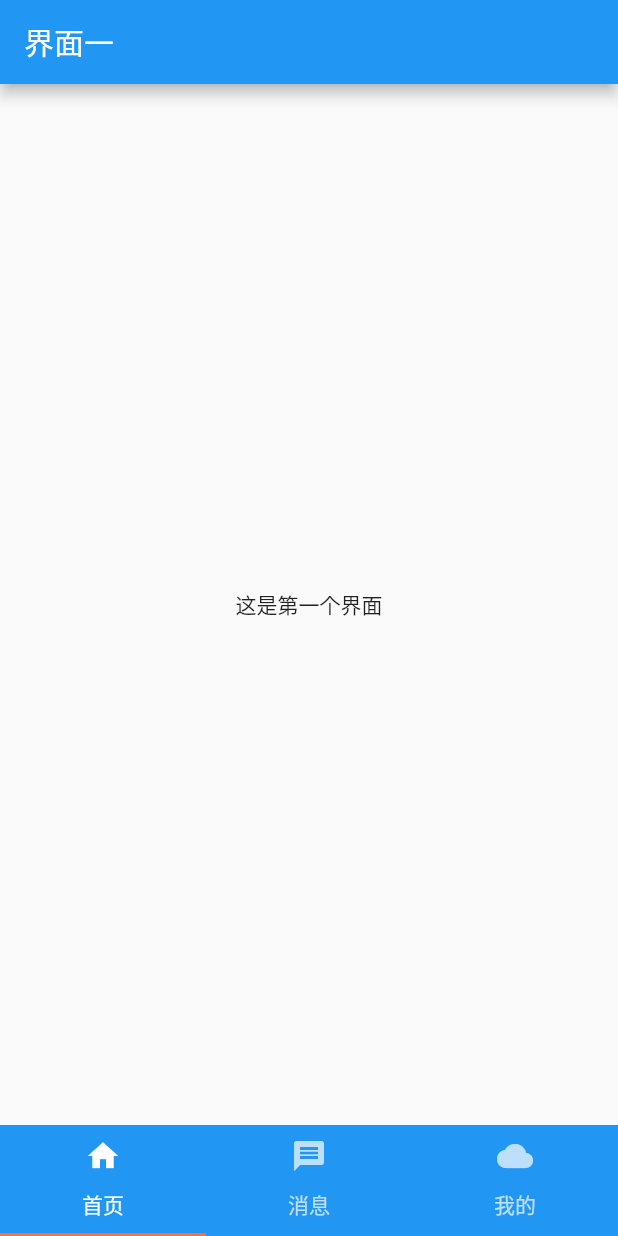
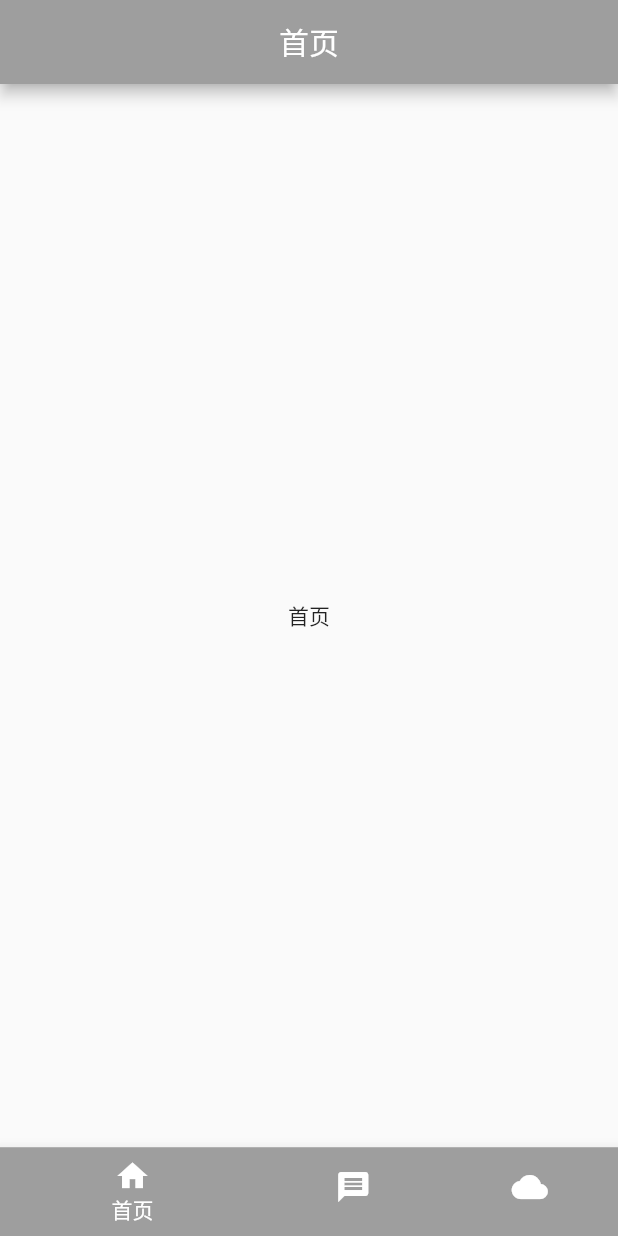
Before and after one commit to zhanglong233/FlutterDemo, a Flutter app: the screen it shows after launch, on a phone screen of 412 x 824 dp. Run offline on Flutter 3.47's test engine with Material 2 defaults, Android fonts, the phone set to English and light mode, and no system bars.

Commit message:
修改底部导航栏实现方式，增加侧边栏按钮

```diff
--- a/lib/main.dart
+++ b/lib/main.dart
@@ -12,9 +12,9 @@ class MyApp extends StatelessWidget {
     return new MaterialApp(
       title: 'Flutter Demo',
       theme: new ThemeData(
-        primarySwatch: Colors.blue,
+        //primarySwatch: Colors.blue,
         brightness: Brightness.light,
-        //primaryColor: Color(0xFF00796B),
+        primaryColor: Colors.grey,
         accentColor: Colors.deepOrangeAccent
       ),
       home: new MyHomePage(),
@@ -27,7 +27,67 @@ class MyHomePage extends StatefulWidget {
   _MyHomePageState createState() => new _MyHomePageState();
 }
 
-class _MyHomePageState extends State<MyHomePage> with SingleTickerProviderStateMixin{
+class _MyHomePageState extends State<MyHomePage> {
+
+  PageController pageController;
+  int page = 0;
+
+  @override
+  void initState() {
+    super.initState();
+    pageController = new PageController(initialPage: this.page);
+  }
+
+  @override
+  Widget build(BuildContext context) {
+    return new Scaffold(
+      backgroundColor: Colors.grey,
+      body: new PageView(
+        children: <Widget>[
+          new FirstPage(),
+          new SecondPage(),
+          new ThirdPage()
+        ],
+        controller: pageController,
+        onPageChanged: onPageChanged,
+      ),
+      bottomNavigationBar: new BottomNavigationBar(
+        items: [
+          new BottomNavigationBarItem(
+              backgroundColor: Colors.grey,
+              icon: new Icon(Icons.home),
+              title: new Text('首页')),
+          new BottomNavigationBarItem(
+              icon: new Icon(Icons.message),
+              title: new Text('消息')),
+          new BottomNavigationBarItem(
+              icon: new Icon(Icons.cloud),
+              title: new Text('我的'))
+        ],
+        type: BottomNavigationBarType.shifting,
+        onTap: onTap,
+        currentIndex: page,
+      ),
+    );
+  }
+
+  void onTap(int index){
+    pageController.animateToPage(
+        index,
+        duration: new Duration(milliseconds: 300),
+        curve: Curves.ease);
+  }
+
+  void onPageChanged(int page){
+    this.setState((){
+      this.page = page;
+    });
+  }
+}
+
+
+
+/*class _MyHomePageState extends State<MyHomePage> with SingleTickerProviderStateMixin{
 
   //tabbar的控制器
   TabController controller;
@@ -66,14 +126,14 @@ class _MyHomePageState extends State<MyHomePage> with SingleTickerProviderStateM
           ],
         ),
       ),
-      /*bottomNavigationBar: new BottomNavigationBar(
+      *//*bottomNavigationBar: new BottomNavigationBar(
         items: [
           BottomNavigationBarItem(icon: new Icon(Icons.home), title: new Text('首页')),
           BottomNavigationBarItem(icon: new Icon(Icons.message), title: new Text('消息')),
           BottomNavigationBarItem(icon: new Icon(Icons.cloud), title: new Text('我的')),
         ],
-      ),*/
+      ),*//*
     );
   }
 
-}
+}*/
--- a/lib/screen/firstPage.dart
+++ b/lib/screen/firstPage.dart
@@ -10,10 +10,16 @@ class FirstPageState extends State<FirstPage> {
   Widget build(BuildContext context) {
     return new Scaffold(
       appBar: new AppBar(
-        title: new Text('界面一'),
+        title: new Text(
+          '首页',
+          style: new TextStyle(
+              color: Colors.white
+          ),
+        ),
+        centerTitle: true
       ),
       body: new Center(
-        child: new Text('这是第一个界面'),
+        child: new Text('首页'),
       ),
     );
   }
--- a/lib/screen/secondPage.dart
+++ b/lib/screen/secondPage.dart
@@ -12,10 +12,16 @@ class SecondPageState extends State<SecondPage> {
   Widget build(BuildContext context) {
     return new Scaffold(
       appBar: new AppBar(
-        title: new Text('界面二'),
+        title: new Text(
+            '消息',
+            style: new TextStyle(
+              color: Colors.white
+            )
+        ),
+        centerTitle: true,
       ),
       body: new Center(
-        child: new Text('这是第二个界面'),
+        child: new Text('消息'),
       ),
     );
   }
--- a/lib/screen/thirdPage.dart
+++ b/lib/screen/thirdPage.dart
@@ -10,10 +10,16 @@ class ThirdPageState extends State<ThirdPage> {
   Widget build(BuildContext context) {
     return new Scaffold(
       appBar: new AppBar(
-        title: new Text('界面三'),
+        title: new Text(
+            '我的',
+          style: new TextStyle(
+            color: Colors.white
+          ),
+        ),
+        centerTitle: true,
       ),
       body: new Center(
-        child: new Text('这是第三个界面'),
+        child: new Text('我的'),
       ),
     );
   }
```
